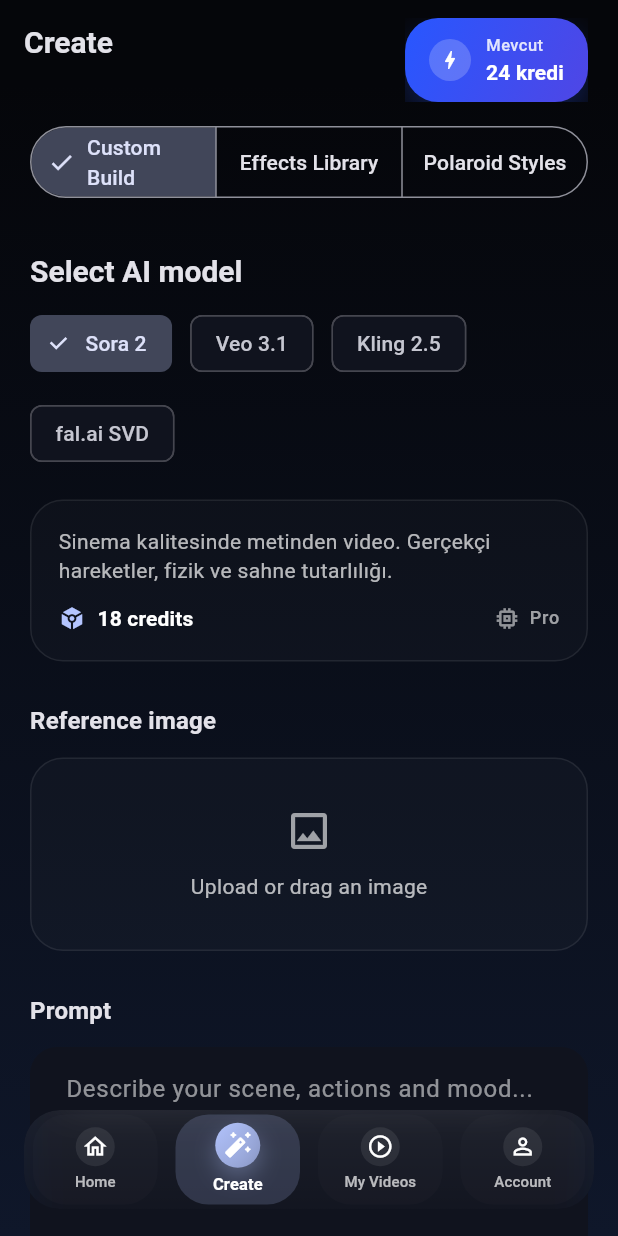
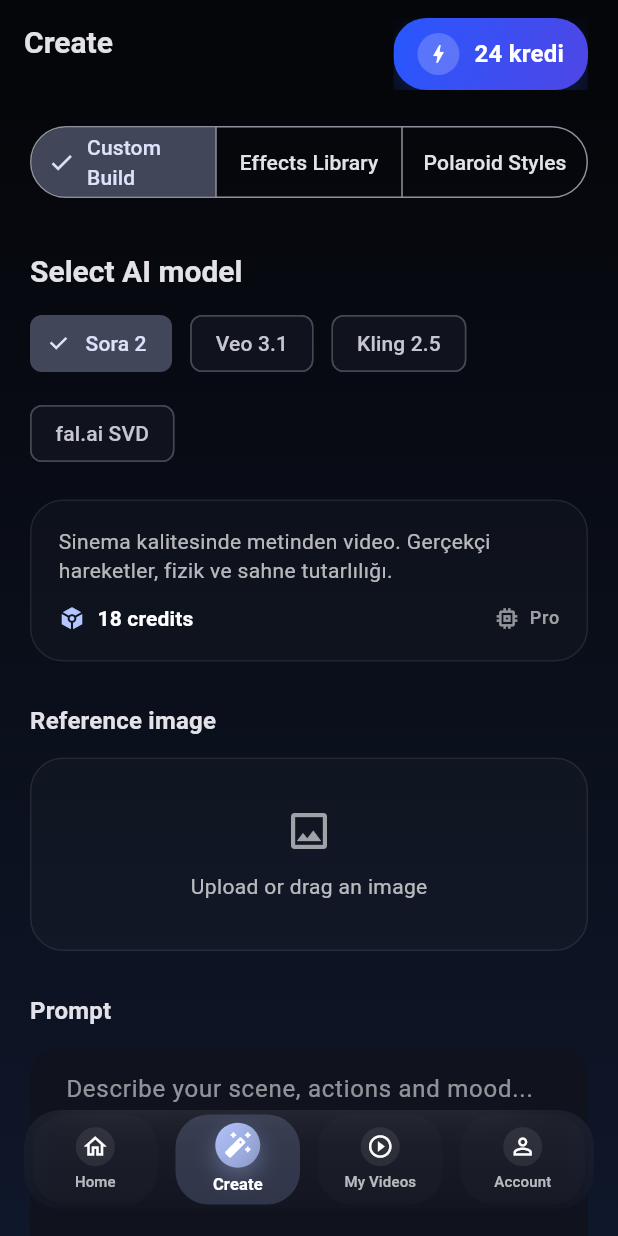
Before and after one commit to melihkochan/aemove, a Flutter app: the screen it shows after launch, item 2 of the bottom bar chosen, on a phone screen of 412 x 824 dp. Run offline on Flutter 3.47's test engine with Material 3 defaults, Android fonts, the phone set to English and light mode, and no system bars; our stand-ins replace easy_localization; network calls fail.

Commit message:
Enhance home screen layout by introducing theme-based styling for section headers and adjusting padding for improved visual consistency. Update credit display in the main shell for better readability and maintain a cohesive design across components.

```diff
--- a/lib/screens/main_shell.dart
+++ b/lib/screens/main_shell.dart
@@ -317,24 +317,17 @@
                 child: const Icon(Icons.bolt, color: Colors.white, size: 16),
               ),
               const SizedBox(width: 10),
-              Column(
-                crossAxisAlignment: CrossAxisAlignment.start,
-                children: [
-                  Text(
-                    'Mevcut',
-                    style: theme.textTheme.labelSmall?.copyWith(
-                      color: Colors.white.withOpacity(0.85),
-                      letterSpacing: 0.3,
-                    ),
-                  ),
-                  Text(
-                    '$credits kredi',
-                    style: theme.textTheme.titleSmall?.copyWith(
+              Text(
+                '$credits kredi',
+                style: theme.textTheme.titleMedium?.copyWith(
                       color: Colors.white,
                       fontWeight: FontWeight.w700,
+                    ) ??
+                    const TextStyle(
+                      color: Colors.white,
+                      fontWeight: FontWeight.w700,
+                      fontSize: 14,
                     ),
-                  ),
-                ],
               ),
             ],
           ),
```
Also changed, not shown: lib/screens/home_screen.dart (+15 -5 lines).
